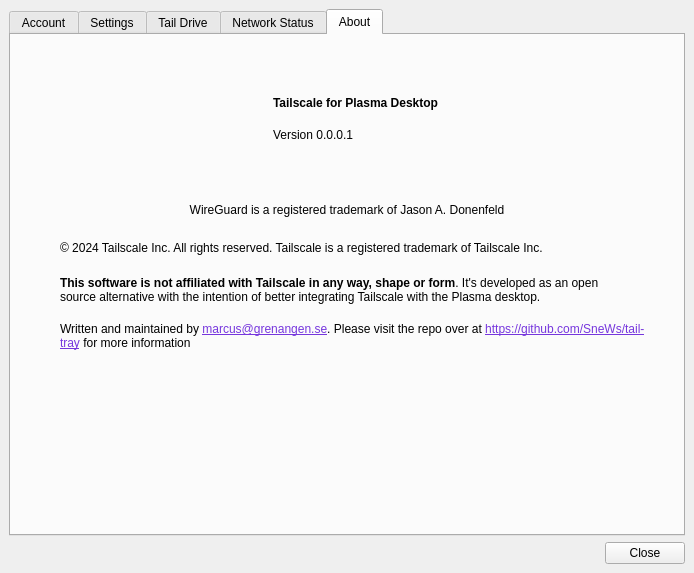
Qt form src/MainWindow.ui (SneWs/tail-tray) before a commit.
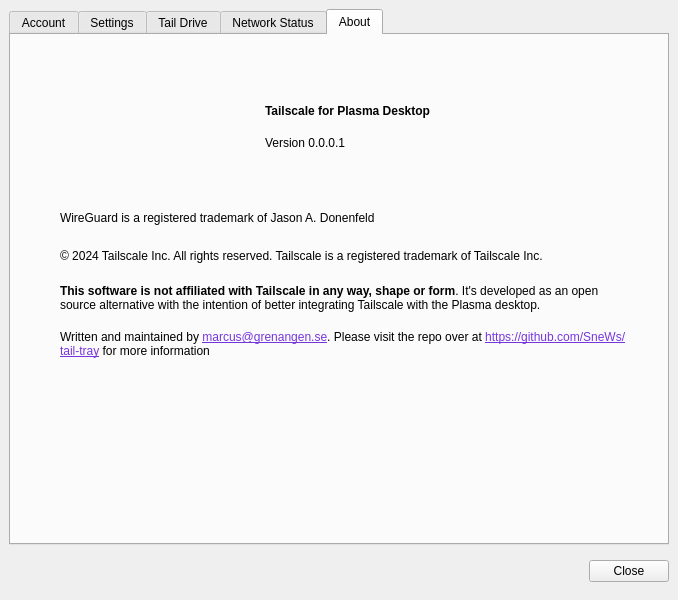
The same form after that commit. The open tabs and pages were chosen to show the change. Icons and pictures are not drawn.

Diff of the .ui file:
```diff
--- a/src/MainWindow.ui
+++ b/src/MainWindow.ui
@@ -9,8 +9,8 @@
    <rect>
     <x>0</x>
     <y>0</y>
-    <width>694</width>
-    <height>573</height>
+    <width>678</width>
+    <height>600</height>
    </rect>
   </property>
   <property name="sizePolicy">
@@ -22,7 +22,7 @@
   <property name="minimumSize">
    <size>
     <width>588</width>
-    <height>500</height>
+    <height>600</height>
    </size>
   </property>
   <property name="maximumSize">
@@ -61,7 +61,7 @@
        </size>
       </property>
       <property name="elideMode">
-       <enum>Qt::TextElideMode::ElideNone</enum>
+       <enum>Qt::ElideLeft</enum>
       </property>
       <property name="usesScrollButtons">
        <bool>false</bool>
@@ -1438,8 +1438,8 @@
           </property>
           <property name="sizeHint" stdset="0">
            <size>
-            <width>20</width>
-            <height>12</height>
+            <width>12</width>
+            <height>20</height>
            </size>
           </property>
          </spacer>
@@ -1456,7 +1456,7 @@
               <property name="sizeHint" stdset="0">
                <size>
                 <width>40</width>
-                <height>20</height>
+                <height>40</height>
                </size>
               </property>
              </spacer>
@@ -1498,11 +1498,8 @@
            <layout class="QVBoxLayout" name="verticalLayout_19">
             <item>
              <spacer name="verticalSpacer_12">
-              <property name="orientation">
-               <enum>Qt::Orientation::Vertical</enum>
-              </property>
               <property name="sizeType">
-               <enum>QSizePolicy::Policy::Fixed</enum>
+               <enum>QSizePolicy::Preferred</enum>
               </property>
               <property name="sizeHint" stdset="0">
                <size>
@@ -1533,11 +1530,8 @@
             </item>
             <item>
              <spacer name="verticalSpacer_13">
-              <property name="orientation">
-               <enum>Qt::Orientation::Vertical</enum>
-              </property>
               <property name="sizeType">
-               <enum>QSizePolicy::Policy::Fixed</enum>
+               <enum>QSizePolicy::Preferred</enum>
               </property>
               <property name="sizeHint" stdset="0">
                <size>
@@ -1557,7 +1551,7 @@
             <property name="sizeHint" stdset="0">
              <size>
               <width>40</width>
-              <height>20</height>
+              <height>40</height>
              </size>
             </property>
            </spacer>
@@ -1572,7 +1566,7 @@
              <enum>Qt::Orientation::Horizontal</enum>
             </property>
             <property name="sizeType">
-             <enum>QSizePolicy::Policy::Preferred</enum>
+             <enum>QSizePolicy::Fixed</enum>
             </property>
             <property name="sizeHint" stdset="0">
              <size>
@@ -1593,9 +1587,6 @@
             <property name="text">
              <string>WireGuard is a registered trademark of Jason A. Donenfeld</string>
             </property>
-            <property name="alignment">
-             <set>Qt::AlignmentFlag::AlignCenter</set>
-            </property>
             <property name="wordWrap">
              <bool>true</bool>
             </property>
@@ -1607,7 +1598,7 @@
              <enum>Qt::Orientation::Horizontal</enum>
             </property>
             <property name="sizeType">
-             <enum>QSizePolicy::Policy::Preferred</enum>
+             <enum>QSizePolicy::Fixed</enum>
             </property>
             <property name="sizeHint" stdset="0">
              <size>
@@ -1627,7 +1618,7 @@
              <enum>Qt::Orientation::Horizontal</enum>
             </property>
             <property name="sizeType">
-             <enum>QSizePolicy::Policy::Preferred</enum>
+             <enum>QSizePolicy::Fixed</enum>
             </property>
             <property name="sizeHint" stdset="0">
              <size>
@@ -1648,9 +1639,6 @@
             <property name="text">
              <string>&lt;html&gt;&lt;head/&gt;&lt;body&gt;&lt;p&gt;© 2024 Tailscale Inc. All rights reserved. Tailscale is a registered trademark of Tailscale Inc.&lt;/p&gt;&lt;/body&gt;&lt;/html&gt;</string>
             </property>
-            <property name="alignment">
-             <set>Qt::AlignmentFlag::AlignLeading|Qt::AlignmentFlag::AlignLeft|Qt::AlignmentFlag::AlignVCenter</set>
-            </property>
             <property name="wordWrap">
              <bool>true</bool>
             </property>
@@ -1662,7 +1650,7 @@
              <enum>Qt::Orientation::Horizontal</enum>
             </property>
             <property name="sizeType">
-             <enum>QSizePolicy::Policy::Preferred</enum>
+             <enum>QSizePolicy::Fixed</enum>
             </property>
             <property name="sizeHint" stdset="0">
              <size>
@@ -1682,7 +1670,7 @@
              <enum>Qt::Orientation::Horizontal</enum>
             </property>
             <property name="sizeType">
-             <enum>QSizePolicy::Policy::Preferred</enum>
+             <enum>QSizePolicy::Fixed</enum>
             </property>
             <property name="sizeHint" stdset="0">
              <size>
@@ -1714,7 +1702,7 @@
              <enum>Qt::Orientation::Horizontal</enum>
             </property>
             <property name="sizeType">
-             <enum>QSizePolicy::Policy::Preferred</enum>
+             <enum>QSizePolicy::Fixed</enum>
             </property>
             <property name="sizeHint" stdset="0">
              <size>
@@ -1734,7 +1722,7 @@
              <enum>Qt::Orientation::Horizontal</enum>
             </property>
             <property name="sizeType">
-             <enum>QSizePolicy::Policy::Preferred</enum>
+             <enum>QSizePolicy::Fixed</enum>
             </property>
             <property name="sizeHint" stdset="0">
              <size>
@@ -1769,7 +1757,7 @@
              <enum>Qt::Orientation::Horizontal</enum>
             </property>
             <property name="sizeType">
-             <enum>QSizePolicy::Policy::Preferred</enum>
+             <enum>QSizePolicy::Fixed</enum>
             </property>
             <property name="sizeHint" stdset="0">
              <size>
@@ -1788,8 +1776,8 @@
           </property>
           <property name="sizeHint" stdset="0">
            <size>
-            <width>20</width>
-            <height>80</height>
+            <width>800</width>
+            <height>20</height>
            </size>
           </property>
          </spacer>
@@ -1807,8 +1795,8 @@
         </property>
         <property name="sizeHint" stdset="0">
          <size>
-          <width>40</width>
-          <height>20</height>
+          <width>20</width>
+          <height>40</height>
          </size>
         </property>
        </spacer>
```
Left out of the diff: 190 changed lines with no effect on the pictures.
